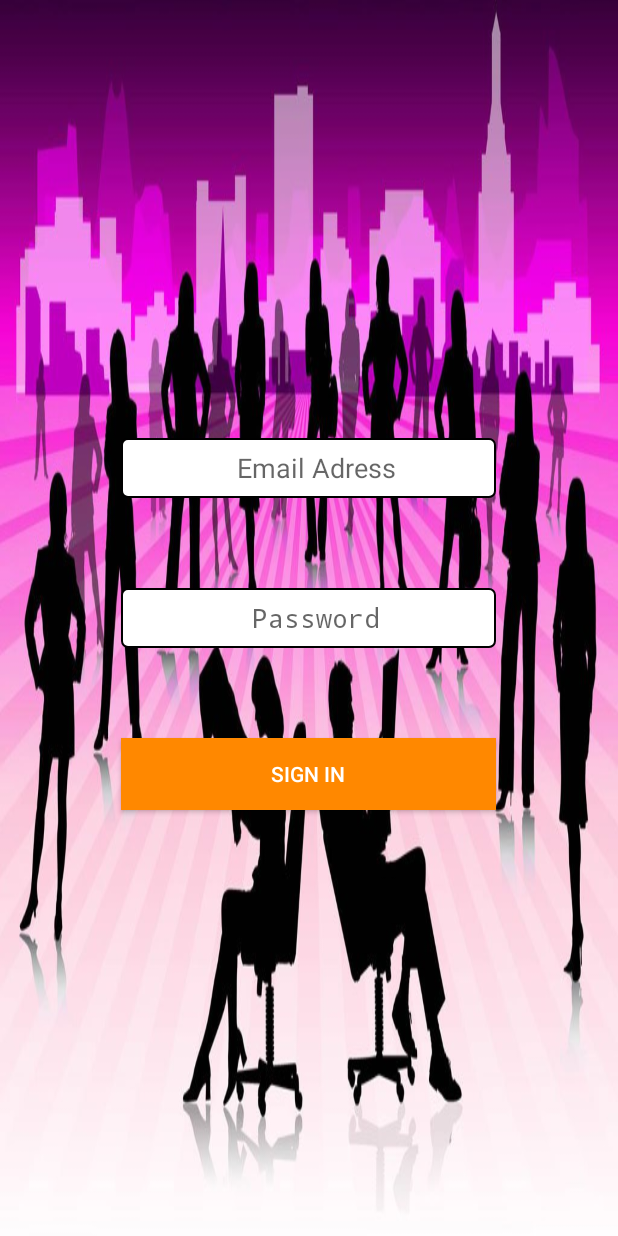
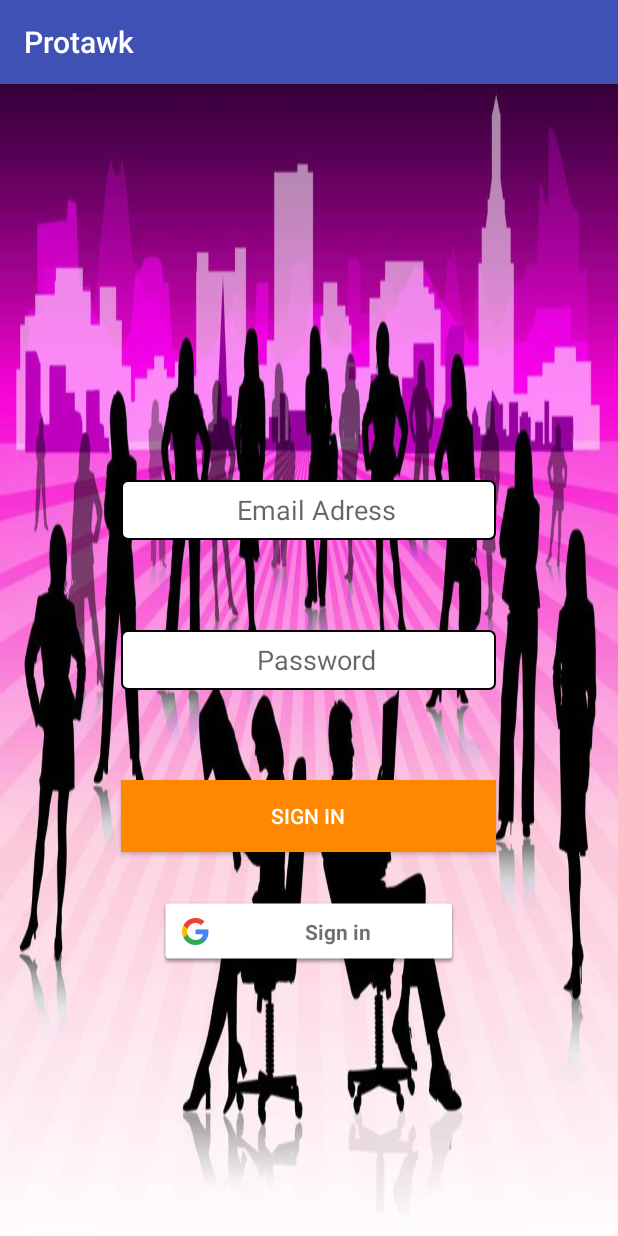
Before and after one commit to ashish05182001/Protawk, an Android app: the LoginActivity screen opened directly, with no data from a screen before it, on a phone screen of 412 x 824 dp. Run offline under Robolectric (Android 15) with nearby library versions, the phone set to English and light mode, and no system bars.

Commit message:
Google Sign In and Navigation Drawer

```diff
--- a/app/build.gradle
+++ b/app/build.gradle
@@ -29,5 +29,9 @@ dependencies {
     compile 'com.android.support.constraint:constraint-layout:1.0.2'
     testCompile 'junit:junit:4.12'
     compile 'com.android.support:cardview-v7:25.1.0'
+    compile 'com.google.android.gms:play-services-auth:9.8.0'
+    compile 'com.github.bumptech.glide:glide:3.7.0'
+    compile 'de.hdodenhof:circleimageview:2.1.0'
 
 }
+apply plugin: 'com.google.gms.google-services'
--- a/app/src/main/AndroidManifest.xml
+++ b/app/src/main/AndroidManifest.xml
@@ -1,6 +1,7 @@
 <?xml version="1.0" encoding="utf-8"?>
 <manifest xmlns:android="http://schemas.android.com/apk/res/android"
     package="sddtu.org.protawk">
+    <uses-permission android:name="android.permission.INTERNET"></uses-permission>
 
     <application
         android:allowBackup="true"
--- a/app/src/main/java/sddtu/org/protawk/LoginActivity.java
+++ b/app/src/main/java/sddtu/org/protawk/LoginActivity.java
@@ -1,29 +1,120 @@
 package sddtu.org.protawk;
 
 import android.app.Activity;
+import android.content.Context;
 import android.content.Intent;
+import android.content.SharedPreferences;
 import android.os.Bundle;
+import android.support.annotation.NonNull;
+import android.support.v7.app.AppCompatActivity;
+import android.support.v7.widget.ShareActionProvider;
 import android.view.View;
 import android.widget.Button;
+import android.widget.ImageView;
+import android.widget.LinearLayout;
+import android.widget.TextView;
+
+import com.bumptech.glide.Glide;
+import com.google.android.gms.auth.api.Auth;
+import com.google.android.gms.auth.api.signin.GoogleSignInAccount;
+import com.google.android.gms.auth.api.signin.GoogleSignInOptions;
+import com.google.android.gms.auth.api.signin.GoogleSignInResult;
+import com.google.android.gms.common.ConnectionResult;
+import com.google.android.gms.common.SignInButton;
+import com.google.android.gms.common.api.GoogleApiClient;
+
+import org.w3c.dom.Text;
+
 
 /**
  * Created by Dell on 3/16/2017.
  */
 
-public class LoginActivity extends Activity {
+public class LoginActivity extends AppCompatActivity implements GoogleApiClient.OnConnectionFailedListener{
     Button signIn;
+    SignInButton googleSignInButton;
+    TextView nametv,emailtv;
+    ImageView UserImage;
+    LinearLayout drawerLayout;
+    GoogleApiClient googleApiClient;
+    static  final int REQUEST_CODE=9001;
+    int signInCheckInt=0;
     @Override
     protected void onCreate(Bundle savedInstanceState){
         super.onCreate(savedInstanceState);
         setContentView(R.layout.loginactivity);
+        drawerLayout=(LinearLayout)findViewById(R.id.drawer_layout) ;
+        googleSignInButton=(SignInButton)findViewById(R.id.googleSignInBtn);
+        nametv=(TextView) findViewById(R.id.nametv);
+        emailtv=(TextView)findViewById(R.id.emailtv);
+        UserImage=(ImageView)findViewById(R.id.userimage);
+
+        GoogleSignInOptions googleSignInOptions=new GoogleSignInOptions.Builder(GoogleSignInOptions.DEFAULT_SIGN_IN)
+                .requestEmail().build();
+        googleApiClient=new GoogleApiClient.Builder(this).enableAutoManage(this,this)
+                .addApi(Auth.GOOGLE_SIGN_IN_API,googleSignInOptions).build();
+
+
+
+        googleSignInButton.setOnClickListener(new View.OnClickListener() {
+            @Override
+            public void onClick(View v) {
+
+                Intent intent=Auth.GoogleSignInApi.getSignInIntent(googleApiClient);
+                startActivityForResult(intent,REQUEST_CODE);
+            }
+        });
+
 
         signIn=(Button)findViewById(R.id.signin);
         signIn.setOnClickListener(new View.OnClickListener() {
             @Override
             public void onClick(View v) {
+
                 Intent intent=new Intent(LoginActivity.this,MainActivity.class);
                 startActivity(intent);
             }
         });
     }
+
+    @Override
+    public void onConnectionFailed(@NonNull ConnectionResult connectionResult) {
+
+
+    }
+
+    @Override
+    protected void onActivityResult(int requestCode, int resultCode, Intent data) {
+        super.onActivityResult(requestCode, resultCode, data);
+
+        if(requestCode==REQUEST_CODE){
+            GoogleSignInResult result=Auth.GoogleSignInApi.getSignInResultFromIntent(data);
+            handleResult(result);
+        }
+    }
+
+    private void handleResult(GoogleSignInResult result){
+        if(result.isSuccess()){
+            GoogleSignInAccount account=result.getSignInAccount();
+
+            if (account != null) {
+                String name = account.getDisplayName();
+                String email=account.getEmail();
+                String image=account.getPhotoUrl().toString();
+                signInCheckInt=1;
+                SharedPreferences sharedPreferences=getSharedPreferences("GoogleInt", Context.MODE_PRIVATE);
+                SharedPreferences.Editor editor=sharedPreferences.edit();
+                editor.putInt("GInt",signInCheckInt);
+                editor.putString("GName",name);
+                editor.putString("GEmail",email);
+                editor.putString("GPic",image);
+                editor.commit();
+
+                Intent intent=new Intent(LoginActivity.this,MainActivity.class);
+                startActivity(intent);
+            }
+
+
+        }
+    }
 }
--- a/app/src/main/res/layout/loginactivity.xml
+++ b/app/src/main/res/layout/loginactivity.xml
@@ -1,5 +1,6 @@
 <?xml version="1.0" encoding="utf-8"?>
 <RelativeLayout xmlns:android="http://schemas.android.com/apk/res/android"
+    xmlns:app="http://schemas.android.com/apk/res-auto"
     android:layout_width="match_parent"
     android:layout_height="match_parent"
     android:background="@drawable/loginb">
@@ -52,5 +53,16 @@
         android:textColor="#FFFFFF"
         android:background="@android:color/holo_orange_dark"
         android:text="Sign in" />
+    <com.google.android.gms.common.SignInButton
+
+        android:id="@+id/googleSignInBtn"
+        android:layout_height="45dp"
+        android:layout_width="200dp"
+        android:layout_below="@+id/signin"
+        android:foregroundGravity="center"
+        android:layout_centerInParent="true"
+        android:layout_marginTop="30dp">
+    </com.google.android.gms.common.SignInButton>
+
 
 </RelativeLayout>
--- a/build.gradle
+++ b/build.gradle
@@ -6,6 +6,7 @@ buildscript {
     }
     dependencies {
         classpath 'com.android.tools.build:gradle:2.3.0'
+        classpath 'com.google.gms:google-services:3.0.0'
 
         // NOTE: Do not place your application dependencies here; they belong
         // in the individual module build.gradle files
```
Also changed, not shown: app/src/main/java/sddtu/org/protawk/MainActivity.java (+23 -0 lines), app/src/main/java/sddtu/org/protawk/SplashScreen.java (+16 -3 lines), app/src/main/res/drawable/circle.xml (added, +12 -0 lines), app/src/main/res/layout/nav_header_main.xml (+20 -12 lines), 1 other file.
